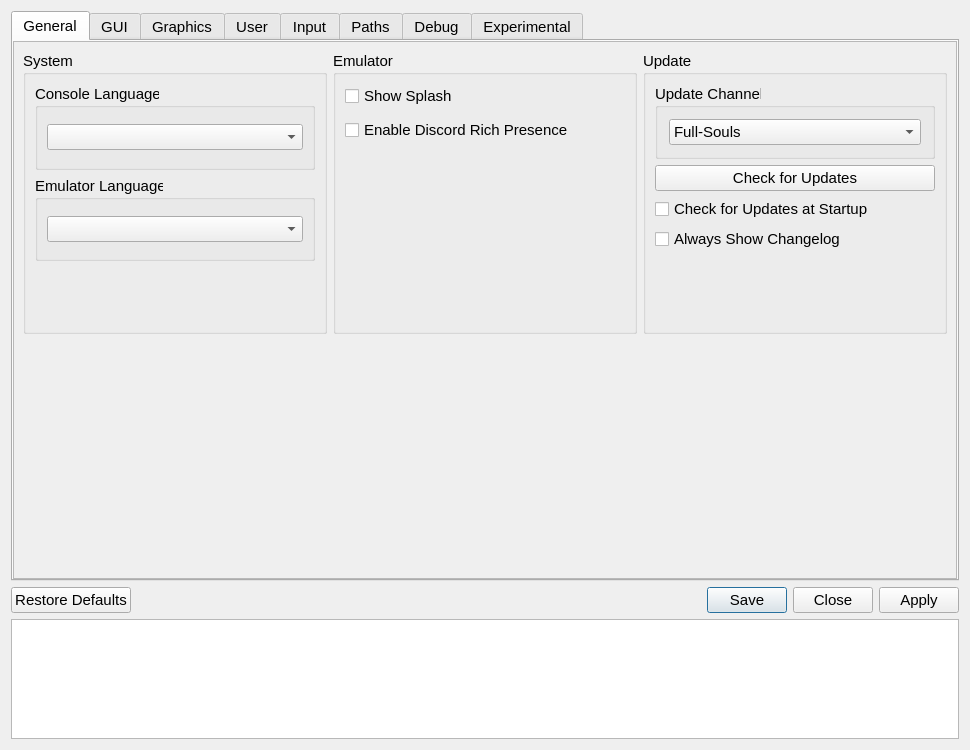
This is src/qt_gui/settings_dialog.ui in diegolix29/shadPS4 as Qt 5 draws it before an edit. The edited form follows.
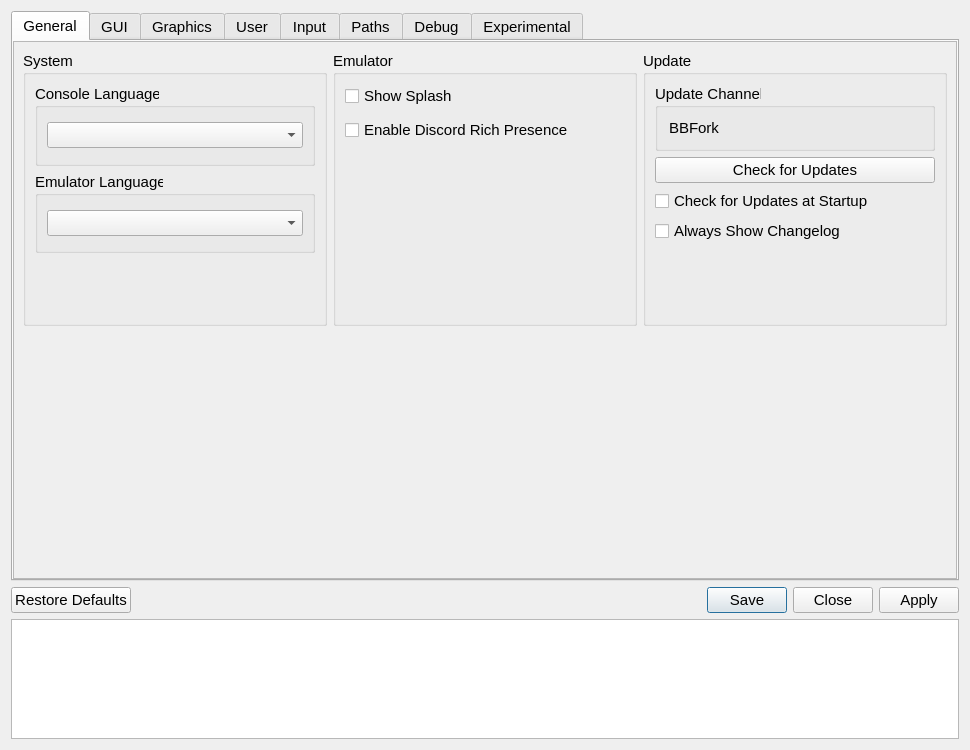
This is the edited form. The open tabs and pages were chosen to show the change. Icons and pictures are not drawn.

Commit message: update button to main window and only bbfork now on channels and update

What changed in the file:
```diff
--- a/src/qt_gui/settings_dialog.ui
+++ b/src/qt_gui/settings_dialog.ui
@@ -362,29 +362,12 @@
                    <number>11</number>
                   </property>
                   <item>
-                   <widget class="QComboBox" name="updateComboBox">
-                    <property name="sizePolicy">
-                     <sizepolicy hsizetype="Preferred" vsizetype="Fixed">
-                      <horstretch>0</horstretch>
-                      <verstretch>0</verstretch>
-                     </sizepolicy>
-                    </property>
-                    <item>
-                     <property name="text">
-                      <string>Full-Souls</string>
-                     </property>
-                    </item>
-                    <item>
+					  <widget class="QLabel" name="updateChannelLabel">
                      <property name="text">
                       <string>BBFork</string>
                      </property>
-                    </item>
-                    <item>
-                     <property name="text">
-                      <string>PRTBB</string>
-                     </property>
-                    </item>
-                   </widget>
+					  </widget>
+
                   </item>
                  </layout>
                 </widget>
```
Lines whose indentation alone changed are shown as unchanged.
